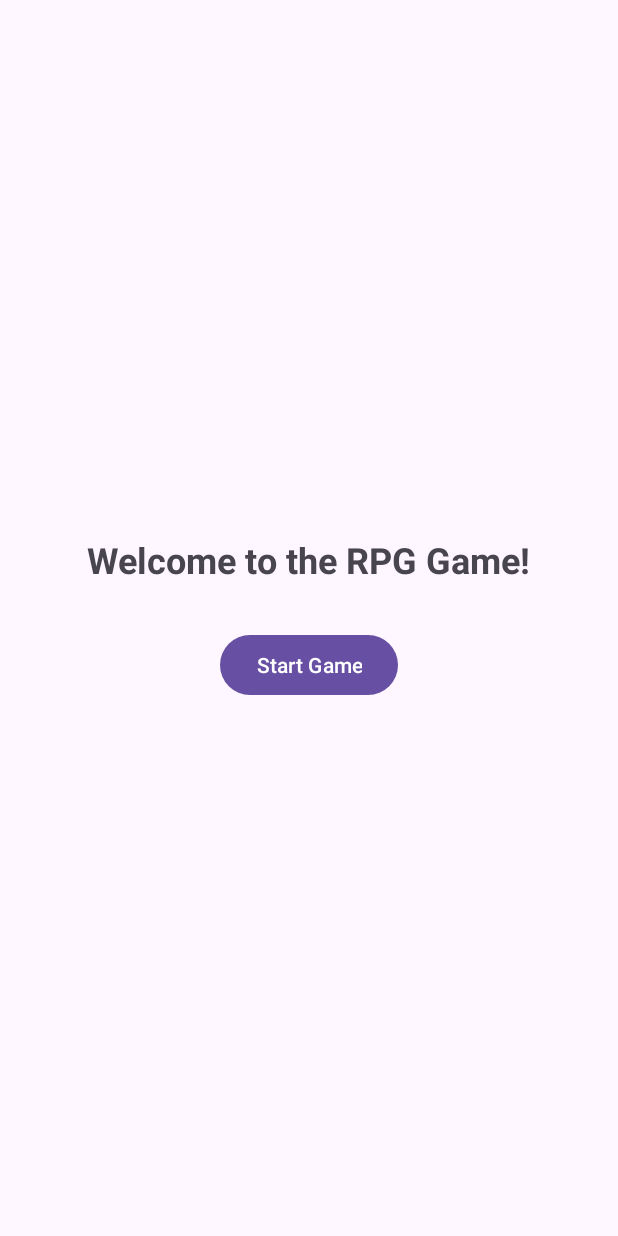
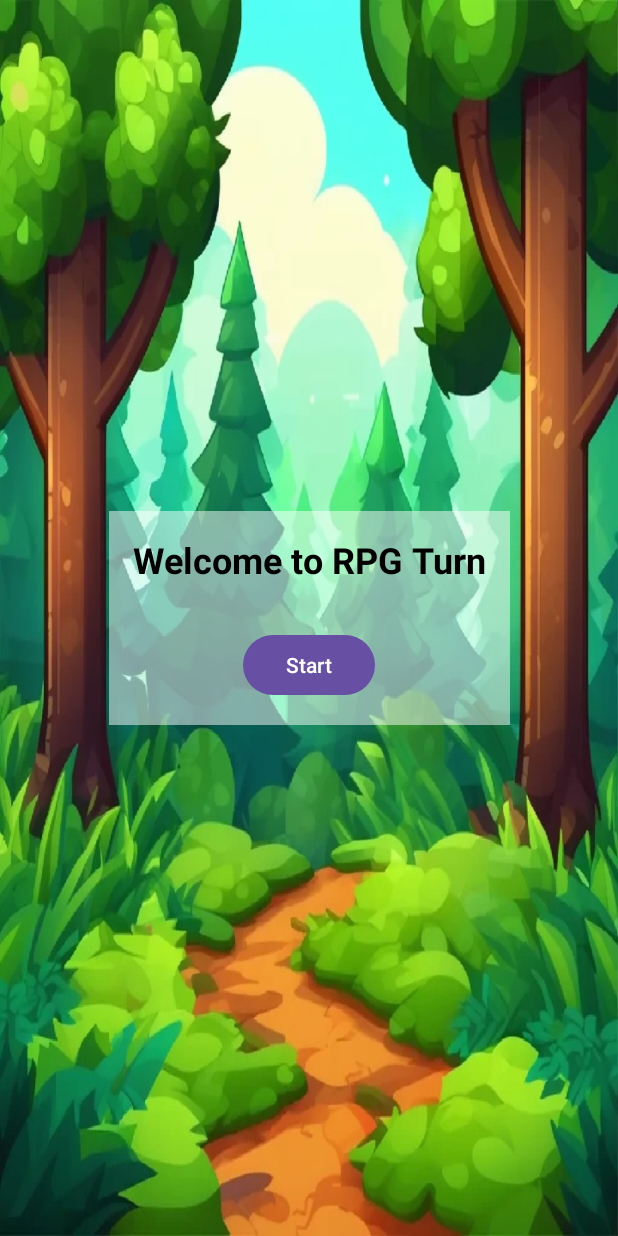
Before and after one commit to MoonSlay/RPGTurn, an Android app: the screen it shows after launch (WelcomeActivity), on a phone screen of 412 x 824 dp. Run offline under Robolectric (Android 15) with nearby library versions, the phone set to English and light mode, and no system bars.

Commit message:
Added better Ui

```diff
--- a/app/src/main/res/layout/activity_welcome.xml
+++ b/app/src/main/res/layout/activity_welcome.xml
@@ -1,30 +1,39 @@
 <?xml version="1.0" encoding="utf-8"?>
-<androidx.constraintlayout.widget.ConstraintLayout xmlns:android="http://schemas.android.com/apk/res/android"
+<androidx.constraintlayout.widget.ConstraintLayout
+    xmlns:android="http://schemas.android.com/apk/res/android"
+    xmlns:app="http://schemas.android.com/apk/res-auto"
     android:layout_width="match_parent"
-    android:layout_height="match_parent">
+    android:layout_height="match_parent"
+    android:background="@drawable/welcome">
 
     <!-- res/layout/activity_welcome.xml -->
-    <LinearLayout xmlns:android="http://schemas.android.com/apk/res/android"
-        android:layout_width="match_parent"
-        android:layout_height="match_parent"
+    <LinearLayout
+        android:layout_width="wrap_content"
+        android:layout_height="wrap_content"
         android:orientation="vertical"
         android:gravity="center"
-        android:padding="16dp">
+        android:padding="16dp"
+        android:background="#80FFFFFF"
+        app:layout_constraintTop_toTopOf="parent"
+        app:layout_constraintBottom_toBottomOf="parent"
+        app:layout_constraintStart_toStartOf="parent"
+        app:layout_constraintEnd_toEndOf="parent">
 
         <TextView
             android:id="@+id/tvWelcome"
             android:layout_width="wrap_content"
             android:layout_height="wrap_content"
-            android:text="Welcome to the RPG Game!"
+            android:layout_marginBottom="30dp"
+            android:text="@string/welcome"
+            android:textColor="@android:color/black"
             android:textSize="24sp"
-            android:textStyle="bold"
-            android:layout_marginBottom="30dp" />
+            android:textStyle="bold" />
 
         <Button
             android:id="@+id/btnStartGame"
             android:layout_width="wrap_content"
             android:layout_height="wrap_content"
-            android:text="Start Game" />
+            android:text="@string/start"/>
 
     </LinearLayout>
 
```
Also changed, not shown: app/src/main/java/ph/edu/auf/delrosario/angelo/rpgturn/DiceRollActivity.kt (added, +47 -0 lines), app/src/main/res/layout/activity_dice_roll.xml (added, +39 -0 lines), app/src/main/res/values/string_layout.xml (added, +15 -0 lines), app/src/main/res/drawable/log.png (added), app/src/main/res/drawable/welcome.png (added), 1 other file.
